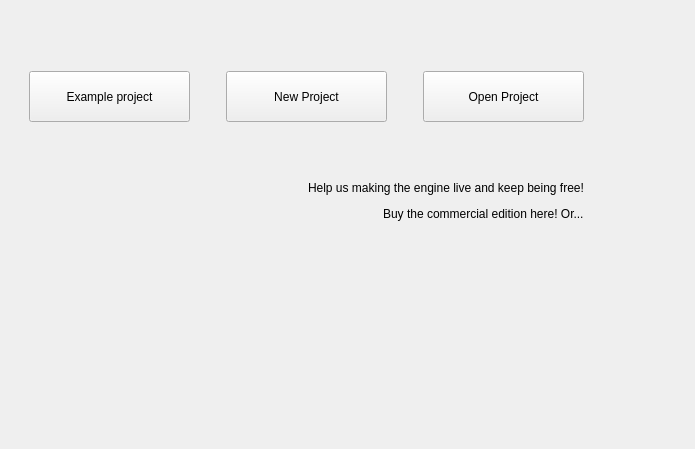
Old version of the form Editor/CustomWidgets/panelmainmenu.ui in the repository RPG-Paper-Maker/RPG-Paper-Maker.
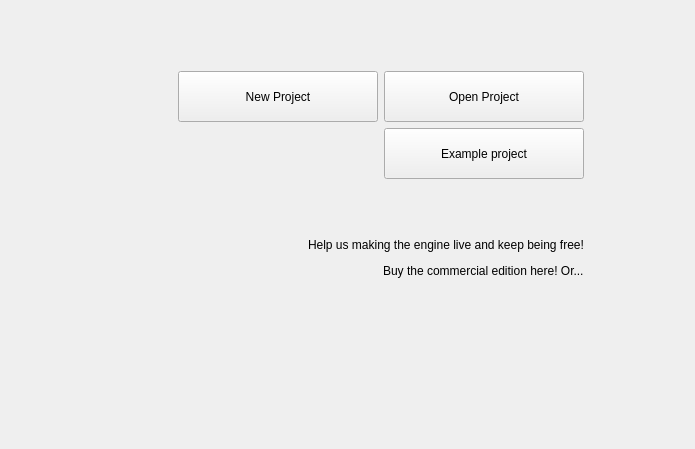
New version of the form. Icons and pictures are not drawn. Custom widgets are drawn as their Qt base class.

Commit message: Menu open project folder

Patch:
```diff
--- a/Editor/CustomWidgets/panelmainmenu.ui
+++ b/Editor/CustomWidgets/panelmainmenu.ui
@@ -33,7 +33,7 @@
       </widget>
      </item>
      <item>
-      <layout class="QVBoxLayout" name="verticalLayout" stretch="0,0,0,0,0,0,1">
+      <layout class="QVBoxLayout" name="verticalLayout" stretch="0,0,0,0,0,0,0,1">
        <item>
         <spacer name="verticalSpacer_3">
          <property name="orientation">
@@ -48,24 +48,7 @@
         </spacer>
        </item>
        <item>
-        <layout class="QHBoxLayout" name="horizontalLayout_5" stretch="0,1,0,1,0">
-         <item>
-          <widget class="QPushButton" name="pushButtonExampleProject">
-           <property name="minimumSize">
-            <size>
-             <width>161</width>
-             <height>51</height>
-            </size>
-           </property>
-           <property name="text">
-            <string>Example project</string>
-           </property>
-           <property name="icon">
-            <iconset resource="../ressources.qrc">
-             <normaloff>:/icons/Ressources/pictures.png</normaloff>:/icons/Ressources/pictures.png</iconset>
-           </property>
-          </widget>
-         </item>
+        <layout class="QHBoxLayout" name="horizontalLayout_5" stretch="1,0,0">
          <item>
           <spacer name="horizontalSpacer_6">
            <property name="orientation">
@@ -86,10 +69,16 @@
            </property>
            <property name="minimumSize">
             <size>
-             <width>161</width>
+             <width>200</width>
              <height>51</height>
             </size>
            </property>
+           <property name="maximumSize">
+            <size>
+             <width>200</width>
+             <height>16777215</height>
+            </size>
+           </property>
            <property name="text">
             <string>New Project</string>
            </property>
@@ -111,27 +100,20 @@
            </property>
           </widget>
          </item>
-         <item>
-          <spacer name="horizontalSpacer_7">
-           <property name="orientation">
-            <enum>Qt::Horizontal</enum>
-           </property>
-           <property name="sizeHint" stdset="0">
-            <size>
-             <width>20</width>
-             <height>48</height>
-            </size>
-           </property>
-          </spacer>
-         </item>
          <item>
           <widget class="QPushButton" name="pushButtonOpenProject">
            <property name="minimumSize">
             <size>
-             <width>161</width>
+             <width>200</width>
              <height>51</height>
             </size>
            </property>
+           <property name="maximumSize">
+            <size>
+             <width>200</width>
+             <height>16777215</height>
+            </size>
+           </property>
            <property name="text">
             <string>Open Project</string>
            </property>
@@ -143,6 +125,46 @@
          </item>
         </layout>
        </item>
+       <item>
+        <layout class="QHBoxLayout" name="horizontalLayout_2" stretch="1,0">
+         <item>
+          <spacer name="horizontalSpacer">
+           <property name="orientation">
+            <enum>Qt::Horizontal</enum>
+           </property>
+           <property name="sizeHint" stdset="0">
+            <size>
+             <width>158</width>
+             <height>20</height>
+            </size>
+           </property>
+          </spacer>
+         </item>
+         <item>
+          <widget class="QPushButton" name="pushButtonExampleProject">
+           <property name="minimumSize">
+            <size>
+             <width>200</width>
+             <height>51</height>
+            </size>
+           </property>
+           <property name="maximumSize">
+            <size>
+             <width>200</width>
+             <height>16777215</height>
+            </size>
+           </property>
+           <property name="text">
+            <string>Example project</string>
+           </property>
+           <property name="icon">
+            <iconset resource="../ressources.qrc">
+             <normaloff>:/icons/Ressources/pictures.png</normaloff>:/icons/Ressources/pictures.png</iconset>
+           </property>
+          </widget>
+         </item>
+        </layout>
+       </item>
        <item>
         <spacer name="verticalSpacer_4">
          <property name="orientation">
```
The commit also changes 11 other files.
